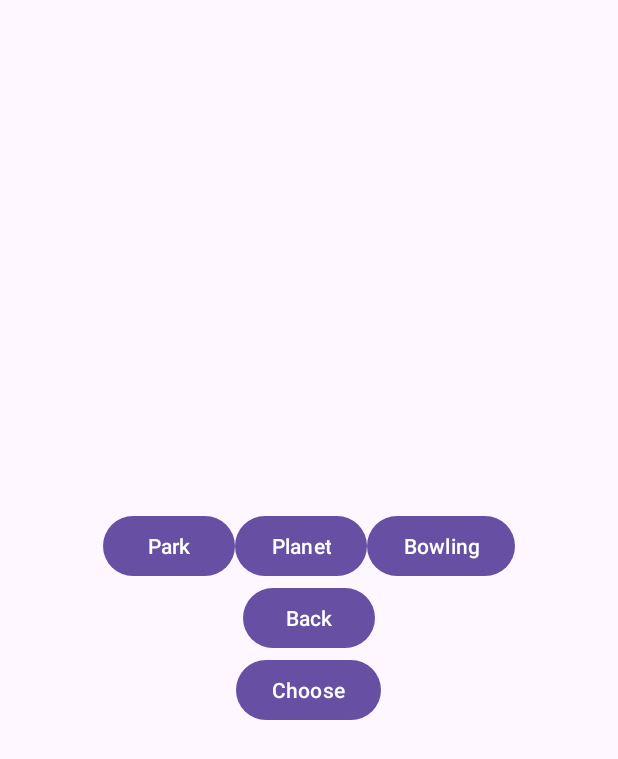
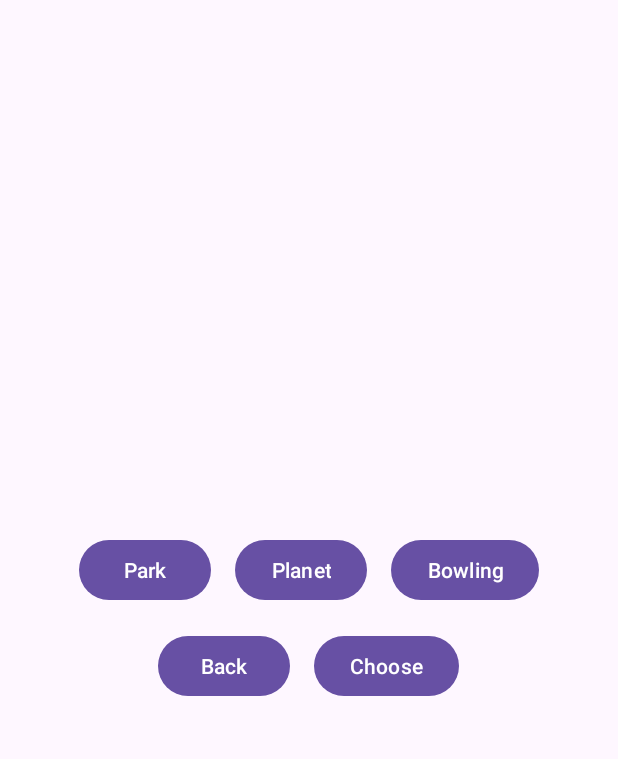
Before and after one commit to vladyslavtarasov/Player, an Android app: the VideoPlayerActivity screen opened directly, with no data from a screen before it, on a phone screen of 412 x 824 dp. Shown: the top 759 px of the screen. Run offline under Robolectric (Android 15) with nearby library versions, the phone set to English and light mode, and no system bars.

Commit message:
Change UI in video activity

```diff
--- a/app/src/main/java/com/example/player/VideoPlayerActivity.java
+++ b/app/src/main/java/com/example/player/VideoPlayerActivity.java
@@ -30,11 +30,6 @@ public class VideoPlayerActivity extends AppCompatActivity {
 
         videoView = findViewById(R.id.video_view);
         MediaController mediaController = new MediaController(this);
-
-
-        // sets the anchor view
-        // anchor view for the video
-        //mediaController.setAnchorView(findViewById(R.id.controllerAnchor));
 
         mediaController.setMediaPlayer(videoView);
         videoView.setMediaController(mediaController);
--- a/app/src/main/res/layout/activity_video_player.xml
+++ b/app/src/main/res/layout/activity_video_player.xml
@@ -9,54 +9,70 @@
 
     <FrameLayout
         android:id="@+id/frame_layout"
-        android:layout_width="wrap_content"
+        android:layout_width="match_parent"
         android:layout_height="0dp"
         android:layout_gravity="center"
         android:layout_weight="1"
+        android:gravity="center"
         android:visibility="gone" >
 
         <VideoView
             android:id="@+id/video_view"
-            android:layout_width="match_parent"
-            android:layout_height="wrap_content"/>
+            android:layout_width="wrap_content"
+            android:layout_height="wrap_content"
+            android:layout_gravity="center" />
 
     </FrameLayout>
 
     <LinearLayout
-        android:layout_width="wrap_content"
+        android:layout_width="match_parent"
         android:layout_height="wrap_content"
-        android:orientation="horizontal">
+        android:orientation="horizontal"
+        android:gravity="center">
 
         <Button
             android:text="Park"
             android:layout_width="wrap_content"
             android:layout_height="wrap_content"
+            android:layout_margin="8dp"
             android:onClick="showParkVideo" />
 
         <Button
             android:text="Planet"
             android:layout_width="wrap_content"
             android:layout_height="wrap_content"
+            android:layout_margin="8dp"
             android:onClick="showPlanetVideo" />
 
         <Button
             android:text="Bowling"
             android:layout_width="wrap_content"
             android:layout_height="wrap_content"
+            android:layout_margin="8dp"
             android:onClick="showBowlingVideo" />
 
     </LinearLayout>
+
+    <LinearLayout
+        android:layout_width="match_parent"
+        android:layout_height="wrap_content"
+        android:orientation="horizontal"
+        android:gravity="center">
 
         <Button
             android:text="Back"
             android:layout_width="wrap_content"
             android:layout_height="wrap_content"
+            android:layout_margin="8dp"
             android:onClick="back" />
 
         <Button
             android:id="@+id/choose_video"
             android:text="Choose"
             android:layout_width="wrap_content"
-        android:layout_height="wrap_content" />
+            android:layout_height="wrap_content"
+            android:layout_margin="8dp" />
 
     </LinearLayout>
+
+</LinearLayout>
```
Lines whose indentation alone changed are shown as unchanged.
